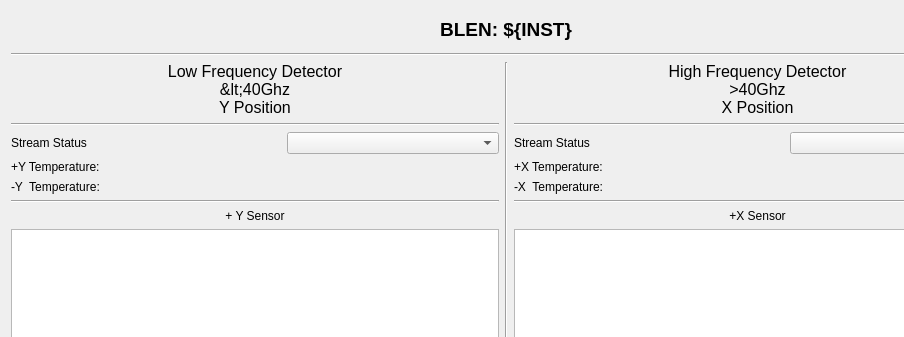
slaclab/BunchLengthMonitor, file blenApp/ui/blen_lcls2_gap.ui: the form before one commit; both pictures show x 0 to 904 and y 0 to 337 of the 1012 by 890 pixel window.
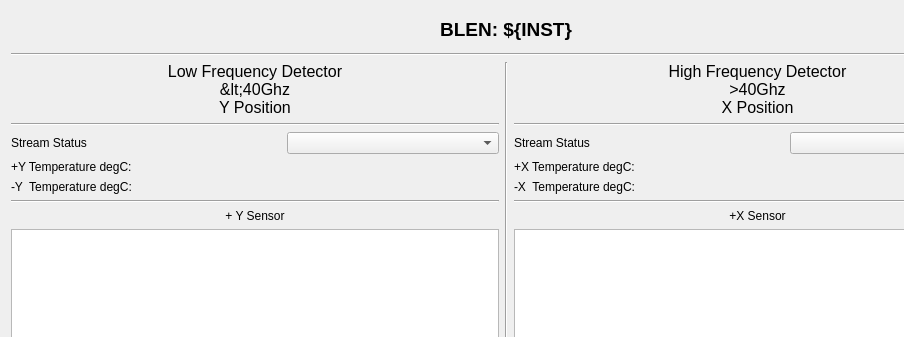
The form after the commit. Custom widgets are drawn as their Qt base class.

```diff
--- a/blenApp/ui/blen_lcls2_gap.ui
+++ b/blenApp/ui/blen_lcls2_gap.ui
@@ -117,14 +117,14 @@
            <item row="2" column="0">
             <widget class="QLabel" name="label_9">
              <property name="text">
-              <string>-Y  Temperature:</string>
+              <string>-Y  Temperature degC:</string>
              </property>
             </widget>
            </item>
            <item row="1" column="0">
             <widget class="QLabel" name="label_8">
              <property name="text">
-              <string>+Y Temperature:</string>
+              <string>+Y Temperature degC:</string>
              </property>
             </widget>
            </item>
@@ -277,7 +277,7 @@
            <item row="0" column="0">
             <widget class="QLabel" name="label_6">
              <property name="text">
-              <string>+X Temperature:</string>
+              <string>+X Temperature degC:</string>
              </property>
             </widget>
            </item>
@@ -304,7 +304,7 @@
            <item row="1" column="0">
             <widget class="QLabel" name="label_7">
              <property name="text">
-              <string>-X  Temperature:</string>
+              <string>-X  Temperature degC:</string>
              </property>
             </widget>
            </item>
```
Left out of the diff: 32 changed lines with no effect on the pictures.
